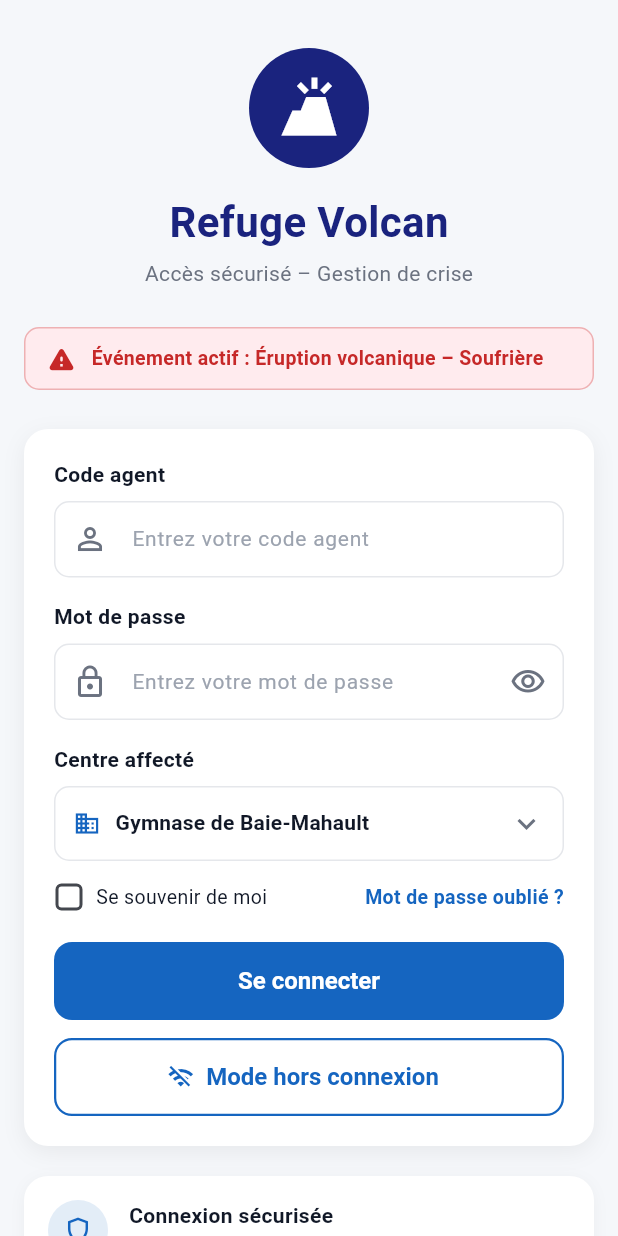
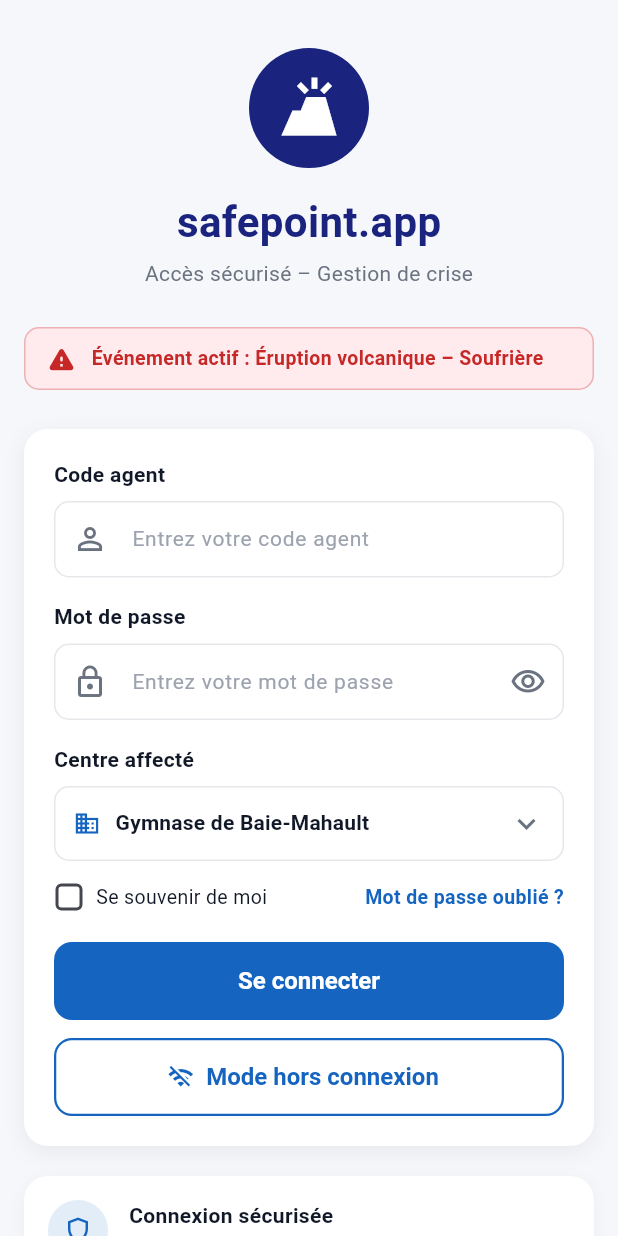
Before and after one commit to stef25fwi/SafePoint, a Flutter app: the screen it shows after launch, on a phone screen of 412 x 824 dp. Run offline on Flutter 3.47's test engine with Material 3 defaults, Android fonts, the phone set to English and light mode, and no system bars.

Commit message:
refactor: rename app from 'Refuge Volcan' to 'safepoint.app'
- Package name: refuge_volcan → safepoint_app
- Class name: RefugeVolcanApp → SafePointApp
- All UI AppHeader titles updated to 'safepoint.app'
- web/index.html and web/manifest.json updated
- test/widget_test.dart updated

Co-Authored-By: Claude Sonnet 4.6 <noreply@anthropic.com>
Claude-Session: https://claude.ai/code/session_01MzHgp2tGhkTBY1Gf4HFYBv

```diff
--- a/lib/app.dart
+++ b/lib/app.dart
@@ -11,8 +11,8 @@ import 'pages/families_page.dart';
 import 'pages/transfers_page.dart';
 import 'pages/create_transfer_page.dart';
 
-class RefugeVolcanApp extends StatelessWidget {
-  const RefugeVolcanApp({super.key});
+class SafePointApp extends StatelessWidget {
+  const SafePointApp({super.key});
 
   @override
   Widget build(BuildContext context) {
@@ -20,7 +20,7 @@ class RefugeVolcanApp extends StatelessWidget {
       create: (_) => AppState(),
       child: Consumer<AppState>(
         builder: (ctx, state, _) => MaterialApp(
-          title: 'Refuge Volcan',
+          title: 'safepoint.app',
           theme: AppTheme.light,
           debugShowCheckedModeBanner: false,
           initialRoute: state.isLoggedIn ? AppRoutes.shell : AppRoutes.login,
--- a/lib/main.dart
+++ b/lib/main.dart
@@ -12,5 +12,5 @@ void main() {
     statusBarColor: Colors.transparent,
     statusBarIconBrightness: Brightness.dark,
   ));
-  runApp(const RefugeVolcanApp());
+  runApp(const SafePointApp());
 }
--- a/lib/pages/alerts_page.dart
+++ b/lib/pages/alerts_page.dart
@@ -54,7 +54,7 @@ class _AlertsPageState extends State<AlertsPage> with SingleTickerProviderStateM
       body: Column(
         children: [
           AppHeader(
-            title: 'Refuge Volcan',
+            title: 'safepoint.app',
             subtitle: 'Centre d\'hébergement – ${state.currentShelter.name}',
             alertCount: totalOpen,
           ),
--- a/lib/pages/create_transfer_page.dart
+++ b/lib/pages/create_transfer_page.dart
@@ -74,7 +74,7 @@ class _CreateTransferPageState extends State<CreateTransferPage> {
         child: Column(
           children: [
             AppHeader(
-              title: 'Refuge Volcan',
+              title: 'safepoint.app',
               subtitle: 'Nouveau transfert',
               showBack: true,
               showNotification: false,
--- a/lib/pages/dashboard_page.dart
+++ b/lib/pages/dashboard_page.dart
@@ -34,7 +34,7 @@ class DashboardPage extends StatelessWidget {
               children: [
                 if (state.isOffline) const _OfflineBannerSimple(),
                 AppHeader(
-                  title: 'Refuge Volcan',
+                  title: 'safepoint.app',
                   subtitle: 'Centre d\'hébergement – ${shelter.name}',
                   alertCount: alertCount,
                   onNotificationTap: () => _goToAlerts(context),
--- a/lib/pages/families_page.dart
+++ b/lib/pages/families_page.dart
@@ -48,7 +48,7 @@ class _FamiliesPageState extends State<FamiliesPage> {
       body: Column(
         children: [
           AppHeader(
-            title: 'Refuge Volcan',
+            title: 'safepoint.app',
             subtitle: 'Centre d\'hébergement – ${state.currentShelter.name}',
             showBack: true,
             alertCount: state.openAlerts.length,
--- a/lib/pages/login_page.dart
+++ b/lib/pages/login_page.dart
@@ -73,7 +73,7 @@ class _LoginPageState extends State<LoginPage> {
                   const VolcanoLogo(size: 80),
                   const SizedBox(height: 16),
                   const Text(
-                    'Refuge Volcan',
+                    'safepoint.app',
                     style: TextStyle(
                       fontSize: 28,
                       fontWeight: FontWeight.bold,
--- a/lib/pages/person_detail_page.dart
+++ b/lib/pages/person_detail_page.dart
@@ -37,7 +37,7 @@ class PersonDetailPage extends StatelessWidget {
         slivers: [
           SliverToBoxAdapter(
             child: AppHeader(
-              title: 'Refuge Volcan',
+              title: 'safepoint.app',
               subtitle: 'Centre d\'hébergement – ${state.currentShelter.name}',
               showBack: true,
               alertCount: alerts.where((a) => a.status != AlertStatus.resolved).length,
--- a/lib/pages/person_form_page.dart
+++ b/lib/pages/person_form_page.dart
@@ -117,7 +117,7 @@ class _PersonFormPageState extends State<PersonFormPage> {
           child: Column(
             children: [
               AppHeader(
-                title: 'Refuge Volcan',
+                title: 'safepoint.app',
                 subtitle: 'Centre d\'hébergement – ${state.currentShelter.name}',
                 showBack: true,
                 showNotification: false,
--- a/lib/pages/reports_page.dart
+++ b/lib/pages/reports_page.dart
@@ -27,7 +27,7 @@ class ReportsPage extends StatelessWidget {
         slivers: [
           SliverToBoxAdapter(
             child: AppHeader(
-              title: 'Refuge Volcan',
+              title: 'safepoint.app',
               subtitle: 'Centre d\'hébergement – ${state.currentShelter.name}',
               alertCount: alertCount,
             ),
--- a/lib/pages/scanner_page.dart
+++ b/lib/pages/scanner_page.dart
@@ -76,7 +76,7 @@ class _ScannerPageState extends State<ScannerPage> with SingleTickerProviderStat
       body: Column(
         children: [
           AppHeader(
-            title: 'Refuge Volcan',
+            title: 'safepoint.app',
             subtitle: 'Centre d\'hébergement – ${state.currentShelter.name}',
             showBack: false,
             alertCount: state.openAlerts.length,
--- a/lib/pages/transfers_page.dart
+++ b/lib/pages/transfers_page.dart
@@ -32,7 +32,7 @@ class _TransfersPageState extends State<TransfersPage> {
       body: Column(
         children: [
           AppHeader(
-            title: 'Refuge Volcan',
+            title: 'safepoint.app',
             subtitle: 'Centre d\'hébergement – ${state.currentShelter.name}',
             showBack: true,
             alertCount: state.openAlerts.length,
--- a/pubspec.yaml
+++ b/pubspec.yaml
@@ -1,5 +1,5 @@
-name: refuge_volcan
-description: Application de gestion des hébergements d'urgence en cas d'éruption volcanique.
+name: safepoint_app
+description: Application de gestion des hébergements d'urgence – safepoint.app
 publish_to: 'none'
 version: 1.0.0+1
 
```
Also changed, not shown: 3 other files.
